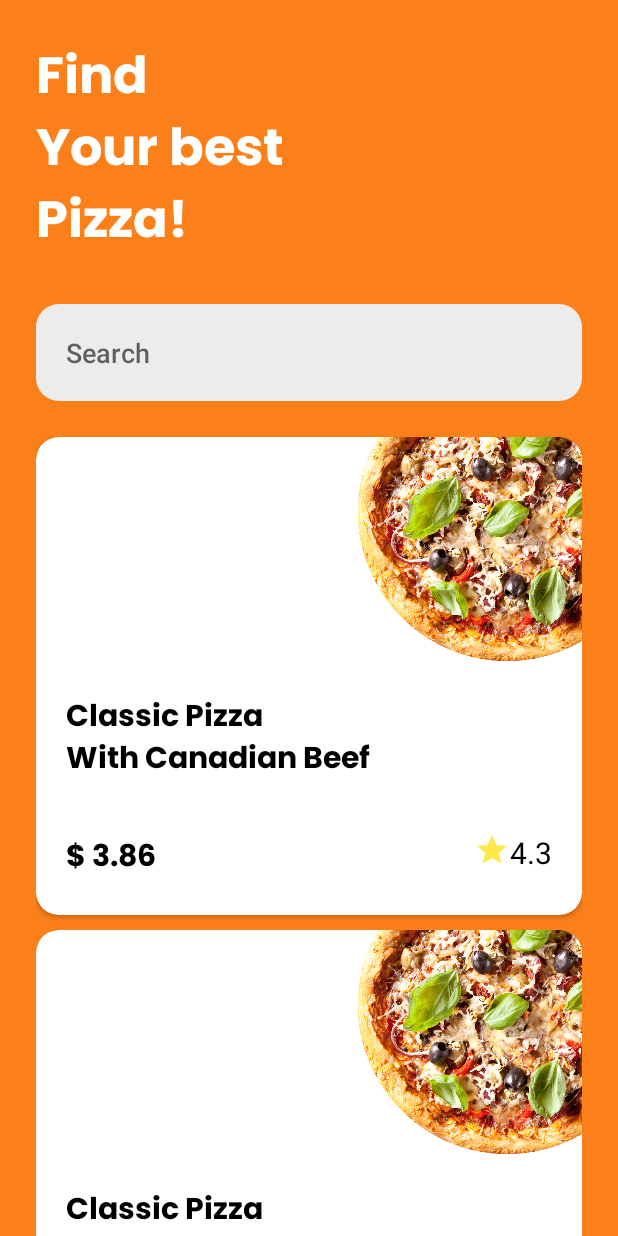
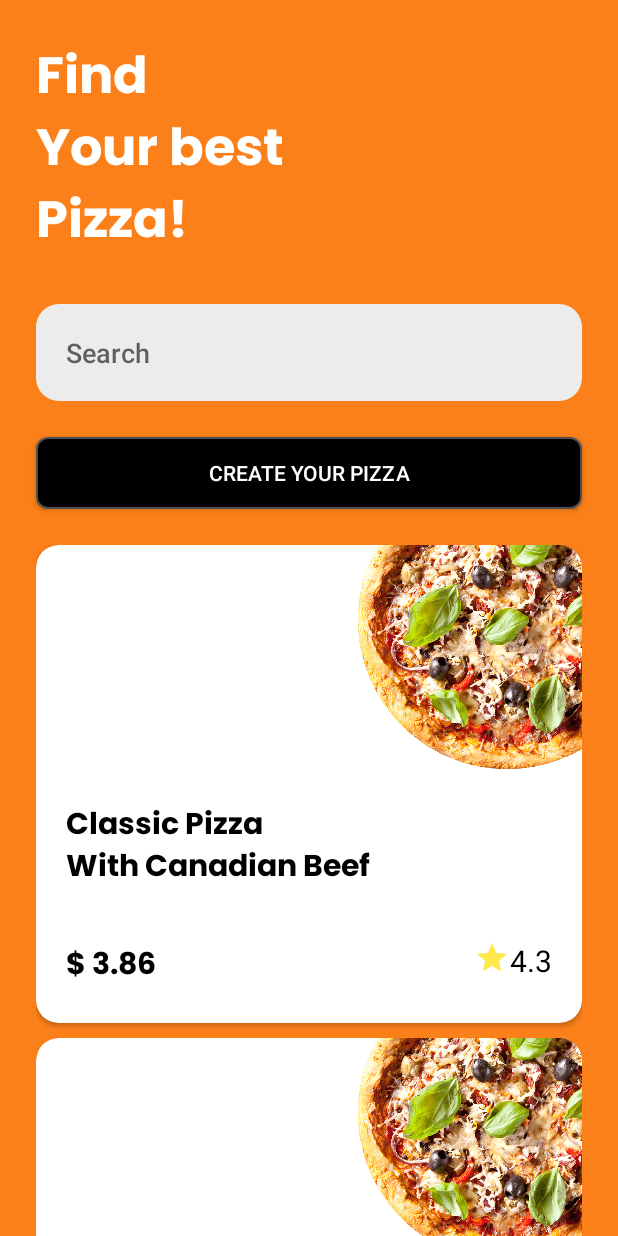
Before and after one commit to athul6560/Pass_My_Pizza, an Android app: the screen it shows after launch (HomeActivity), on a phone screen of 412 x 824 dp. Run offline under Robolectric (Android 15) with nearby library versions, the phone set to English and light mode, and no system bars; Roboto replaces fonts that are not available here.

Commit message:
Pizza builder activity created

```diff
--- a/app/src/main/java/com/zeezaglobal/passmypizza/Activities/HomeActivity.java
+++ b/app/src/main/java/com/zeezaglobal/passmypizza/Activities/HomeActivity.java
@@ -5,6 +5,7 @@ import androidx.recyclerview.widget.LinearLayoutManager;
 import androidx.recyclerview.widget.RecyclerView;
 
 import android.annotation.SuppressLint;
+import android.content.Intent;
 import android.graphics.Bitmap;
 import android.graphics.BitmapFactory;
 import android.os.Bundle;
@@ -19,10 +20,11 @@ import java.io.ByteArrayOutputStream;
 import java.util.ArrayList;
 import java.util.List;
 
-public class HomeActivity extends AppCompatActivity  implements PizzaBlockAdapter.ItemClickListener {
-  private  PizzaBlockAdapter adapter;
-   private List<Pizza> pizzaList=new ArrayList<>();
+public class HomeActivity extends AppCompatActivity implements PizzaBlockAdapter.ItemClickListener {
+    private PizzaBlockAdapter adapter;
+    private List<Pizza> pizzaList = new ArrayList<>();
     String baseString;
+
     @SuppressLint("WrongThread")
     @Override
     protected void onCreate(Bundle savedInstanceState) {
@@ -33,17 +35,25 @@ public class HomeActivity extends AppCompatActivity  implements PizzaBlockAdapte
         ByteArrayOutputStream byteStream = new ByteArrayOutputStream();
         bitmap.compress(Bitmap.CompressFormat.JPEG, 100, byteStream);
         byte[] byteArray = byteStream.toByteArray();
-        baseString = Base64.encodeToString(byteArray,Base64.DEFAULT);
+        baseString = Base64.encodeToString(byteArray, Base64.DEFAULT);
+
+        onClicks();
+    }
+
+    private void onClicks() {
+        findViewById(R.id.create_pizza).setOnClickListener(view -> {
+            startActivity(new Intent(HomeActivity.this,PizzaBuildPage.class));
+        });
     }
 
     private void initComponents() {
         // set up the RecyclerView
         RecyclerView recyclerView = findViewById(R.id.recycler_view);
         recyclerView.setLayoutManager(new LinearLayoutManager(this));
-Pizza pizzaOne= new Pizza("Classic Pizza\nWith Canadian Beef",baseString,2.1,2);
-pizzaList.add(pizzaOne);
-pizzaList.add(pizzaOne);
-pizzaList.add(pizzaOne);
+        Pizza pizzaOne = new Pizza("Classic Pizza\nWith Canadian Beef", baseString, 2.1, 2);
+        pizzaList.add(pizzaOne);
+        pizzaList.add(pizzaOne);
+        pizzaList.add(pizzaOne);
         adapter = new PizzaBlockAdapter(this, pizzaList);
         adapter.setClickListener(this);
         recyclerView.setAdapter(adapter);
--- /dev/null
+++ b/app/src/main/res/drawable/button_bg.xml
@@ -0,0 +1,18 @@
+<?xml version="1.0" encoding="UTF-8"?>
+<shape
+    xmlns:android="http://schemas.android.com/apk/res/android">
+    <stroke
+        android:width="1dp"
+        android:color="#505050"/>
+    <corners
+        android:radius="7dp" />
+
+    <padding
+        android:left="1dp"
+        android:right="1dp"
+        android:top="1dp"
+        android:bottom="1dp"/>
+
+    <solid android:color="@color/black"/>
+
+</shape>
--- a/app/src/main/res/layout/activity_home.xml
+++ b/app/src/main/res/layout/activity_home.xml
@@ -4,7 +4,7 @@
     xmlns:tools="http://schemas.android.com/tools"
     android:layout_width="match_parent"
     android:layout_height="match_parent"
-android:background="@color/purple_700"
+    android:background="@color/purple_700"
     tools:context=".Activities.HomeActivity">
 
     <TextView
@@ -38,13 +38,27 @@ android:background="@color/purple_700"
         app:layout_constraintTop_toBottomOf="@+id/textView3" />
 
     <androidx.recyclerview.widget.RecyclerView
+        android:id="@+id/recycler_view"
         android:layout_width="0dp"
         android:layout_height="0dp"
         android:layout_marginStart="24dp"
         android:layout_marginTop="24dp"
         android:layout_marginEnd="24dp"
-        android:id="@+id/recycler_view"
         app:layout_constraintBottom_toBottomOf="parent"
+        app:layout_constraintEnd_toEndOf="parent"
+        app:layout_constraintStart_toStartOf="parent"
+        app:layout_constraintTop_toBottomOf="@+id/create_pizza" />
+
+    <androidx.appcompat.widget.AppCompatButton
+        android:id="@+id/create_pizza"
+        android:layout_width="match_parent"
+        android:layout_height="wrap_content"
+        android:layout_marginStart="24dp"
+        android:layout_marginTop="24dp"
+        android:layout_marginEnd="24dp"
+        android:background="@drawable/button_bg"
+        android:text="Create your pizza"
+        android:textColor="@color/white"
         app:layout_constraintEnd_toEndOf="parent"
         app:layout_constraintStart_toStartOf="parent"
         app:layout_constraintTop_toBottomOf="@+id/editTextTextPersonName" />
--- a/app/src/main/res/values/colors.xml
+++ b/app/src/main/res/values/colors.xml
@@ -3,6 +3,7 @@
     <color name="purple_200">#FFBB86FC</color>
     <color name="purple_500">#FF6200EE</color>
     <color name="purple_700">#FC8019</color>
+    <color name="orange">#FC8019</color>
     <color name="teal_200">#FF03DAC5</color>
     <color name="teal_700">#FF018786</color>
     <color name="black">#FF000000</color>
```
Also changed, not shown: app/src/main/AndroidManifest.xml (+6 -1 lines), app/src/main/java/com/zeezaglobal/passmypizza/Activities/PizzaBuildPage.java (added, +30 -0 lines), app/src/main/res/drawable/round_bg_active.xml (added, +18 -0 lines), app/src/main/res/drawable/round_btn.xml (added, +18 -0 lines), app/src/main/res/layout/activity_pizza_build_page.xml (added, +79 -0 lines), app/src/main/res/drawable/pizza_base_normal.png (added), app/src/main/res/drawable/pizza_base_thick.png (added).
